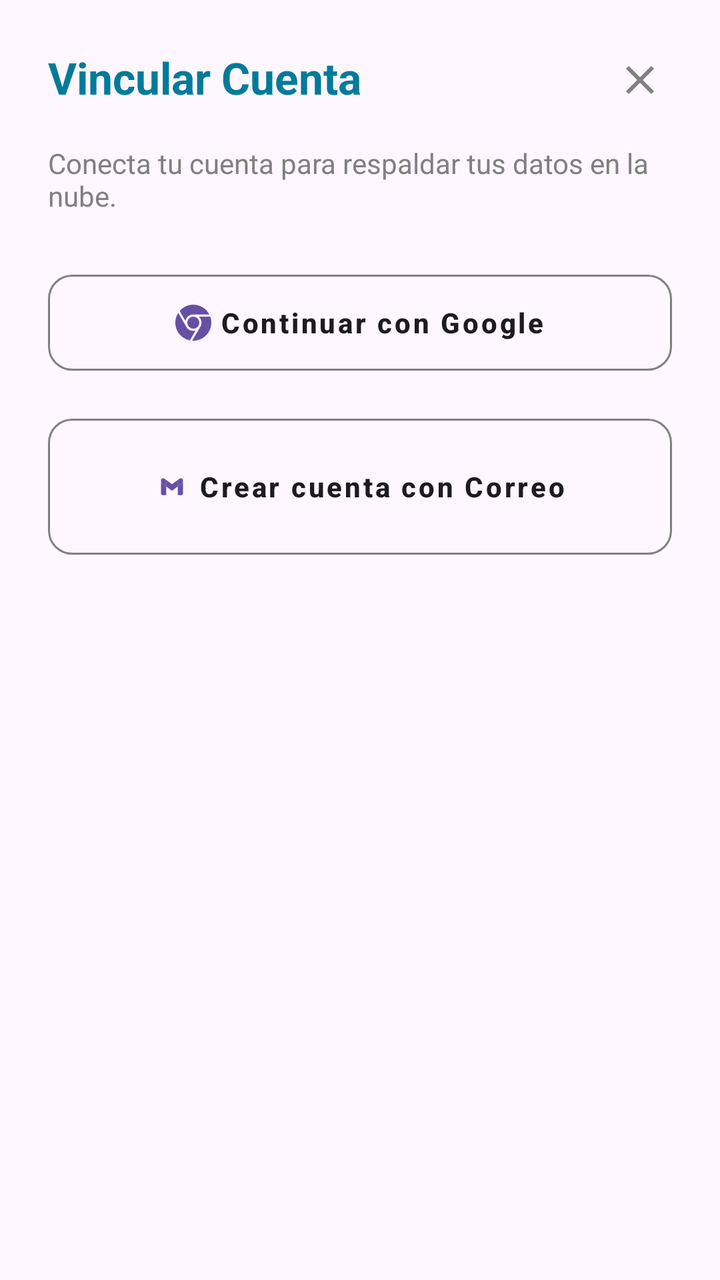
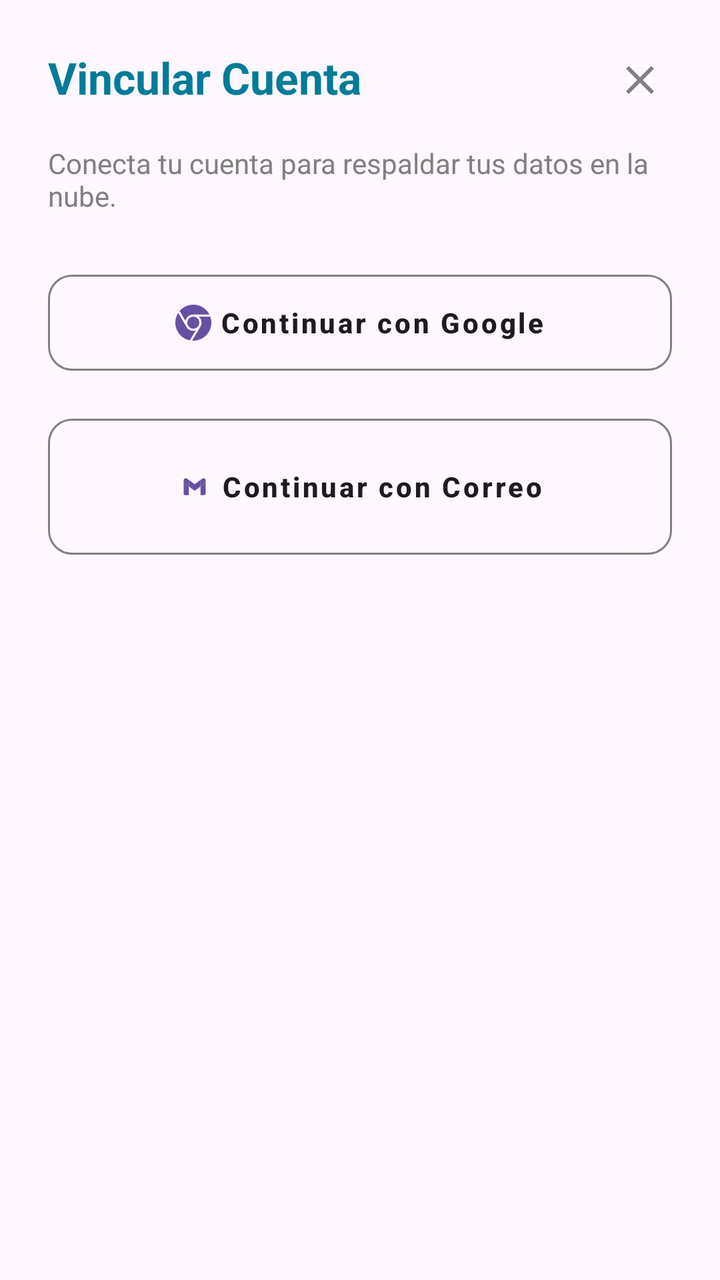

Screens rendered from an Android XML layout before and after an edit, with the pre-edit source and the edit as a unified diff.
<!-- AndroidManifest.xml: application theme Theme.StudiOS -->
<!-- res/layout/dialogo_opciones_vincular.xml -->
<?xml version="1.0" encoding="utf-8"?>
<LinearLayout xmlns:android="http://schemas.android.com/apk/res/android"
    xmlns:app="http://schemas.android.com/apk/res-auto"
    android:layout_width="match_parent"
    android:layout_height="wrap_content"
    android:orientation="vertical"
    android:padding="24dp"
    android:background="?attr/colorSurface">

    <RelativeLayout
        android:layout_width="match_parent"
        android:layout_height="wrap_content"
        android:layout_marginBottom="16dp">

        <TextView
            android:id="@+id/tvTituloVincular"
            android:layout_width="wrap_content"
            android:layout_height="wrap_content"
            android:text="Vincular Cuenta"
            android:textColor="@color/studios_cyan_titulo"
            android:textSize="22sp"
            android:textStyle="bold"
            android:shadowColor="@color/studios_cyan_sombra"
            android:shadowRadius="15"/>

        <ImageButton
            android:id="@+id/btnCerrarDialogo"
            android:layout_width="32dp"
            android:layout_height="32dp"
            android:layout_alignParentEnd="true"
            android:background="?attr/selectableItemBackgroundBorderless"
            android:src="@drawable/ic_close"
            app:tint="@color/gris_texto" />
    </RelativeLayout>

    <TextView
        android:layout_width="wrap_content"
        android:layout_height="wrap_content"
        android:text="Conecta tu cuenta para respaldar tus datos en la nube."
        android:textColor="@color/gris_texto"
        android:textSize="14sp"
        android:layout_marginBottom="24dp"/>

    <com.google.android.material.button.MaterialButton
        android:id="@+id/btnGoogle"
        style="@style/Widget.MaterialComponents.Button.OutlinedButton"
        android:layout_width="match_parent"
        android:layout_height="60dp"
        android:text="Continuar con Google"
        android:textColor="?attr/colorOnSurface"
        android:textAllCaps="false"
        android:textStyle="bold"
        app:strokeColor="@color/gris_texto"
        app:cornerRadius="12dp"
        app:icon="@drawable/ic_google"
        app:iconGravity="textStart"
        android:layout_marginBottom="12dp"/>

    <com.google.android.material.button.MaterialButton
        android:id="@+id/btnCorreo"
        style="@style/Widget.MaterialComponents.Button.OutlinedButton"
        android:layout_width="match_parent"
        android:layout_height="80dp"
        android:text="Crear cuenta con Correo"
        android:textColor="?attr/colorOnSurface"
        android:textAllCaps="false"
        android:textStyle="bold"
        app:strokeColor="@color/gris_texto"
        app:cornerRadius="12dp"
        app:icon="@drawable/ic_email"
        app:iconGravity="textStart"/>
</LinearLayout>
<!-- resources referenced by this layout -->
<resources>
  <color name="gris_texto">#808080</color>
  <color name="studios_cyan_sombra">#00000000</color>
  <color name="studios_cyan_titulo">#007B99</color>
  <!-- drawable ic_close (drawable) -->
  <vector xmlns:android="http://schemas.android.com/apk/res/android" android:height="24dp" android:tint="#000000" android:viewportHeight="24" android:viewportWidth="24" android:width="24dp">
        
      <path android:fillColor="@android:color/white" android:pathData="M19,6.41L17.59,5 12,10.59 6.41,5 5,6.41 10.59,12 5,17.59 6.41,19 12,13.41 17.59,19 19,17.59 13.41,12z"/>
      
  </vector>
  <!-- drawable ic_email (drawable) -->
  <vector xmlns:android="http://schemas.android.com/apk/res/android" android:autoMirrored="true" android:height="150dp" android:viewportHeight="150" android:viewportWidth="150" android:width="150dp">
        
      <path android:fillColor="#4CAF50" android:pathData="M121.1,57.9L99.1,74.3v35.8h15.4c3.6,0 6.6,-2.9 6.6,-6.6V57.9z"/>
        
      <path android:fillColor="#1E88E5" android:pathData="M28.9,57.9l21.9,16.5v35.8H35.5c-3.6,0 -6.6,-2.9 -6.6,-6.6V57.9z"/>
        
      <path android:fillColor="#E53935" android:pathData="M99.1,46.9l-24.1,18.1l-24.1,-18.1l0,27.4l24.1,18.1l24.1,-18.1z"/>
        
      <path android:fillColor="#C62828" android:pathData="M28.9,49.3v8.6l21.9,16.5V46.9L44,41.8c-1.6,-1.2 -3.6,-1.9 -5.7,-1.9l0,0C33.1,39.9 28.9,44.1 28.9,49.3z"/>
        
      <path android:fillColor="#FBC02D" android:pathData="M121.1,49.3v8.6L99.1,74.3V46.9l6.9,-5.1c1.6,-1.2 3.6,-1.9 5.7,-1.9l0,0C116.9,39.9 121.1,44.1 121.1,49.3z"/>
      
  </vector>
  <!-- drawable ic_google (drawable) -->
  <vector xmlns:android="http://schemas.android.com/apk/res/android" android:autoMirrored="true" android:height="128dp" android:viewportHeight="128" android:viewportWidth="128" android:width="128dp">
        
      <path android:fillColor="#EA4335" android:fillType="evenOdd" android:pathData="M15.45,22.3c29.75,-34.63 84.92,-27.79 105.54,12.66c-14.52,0 -37.25,-0 -49.56,0c-8.93,0 -14.69,-0.2 -20.94,3.09c-7.34,3.86 -12.88,11.03 -14.81,19.44L15.45,22.3z"/>
        
      <path android:fillColor="#4285F4" android:fillType="evenOdd" android:pathData="M42.71,64c0,11.73 9.54,21.28 21.27,21.28c11.73,0 21.27,-9.55 21.27,-21.28c0,-11.73 -9.54,-21.28 -21.27,-21.28C52.25,42.72 42.71,52.26 42.71,64z"/>
        
      <path android:fillColor="#34A853" android:fillType="evenOdd" android:pathData="M72.23,91.86c-11.94,3.55 -25.91,-0.39 -33.56,-13.6C32.83,68.18 17.39,41.29 10.38,29.06c-24.57,37.66 -3.39,88.98 41.21,97.74L72.23,91.86z"/>
        
      <path android:fillColor="#FBBC05" android:fillType="evenOdd" android:pathData="M83.74,42.72c9.94,9.25 12.11,24.22 5.37,35.84c-5.07,8.75 -21.27,36.08 -29.12,49.32c45.96,2.83 79.46,-42.21 64.33,-85.16H83.74z"/>
      
  </vector>
  <style name="Theme.StudiOS" parent="Base.Theme.StudiOS" />
  <style name="Base.Theme.StudiOS" parent="Theme.Material3.DayNight.NoActionBar">
          
          
      </style>
</resources>

<!-- the commit's change to res/layout/dialogo_opciones_vincular.xml (unified diff, before → after) -->
@@ -61,7 +61,7 @@
         style="@style/Widget.MaterialComponents.Button.OutlinedButton"
         android:layout_width="match_parent"
         android:layout_height="80dp"
-        android:text="Crear cuenta con Correo"
+        android:text="Continuar con Correo"
         android:textColor="?attr/colorOnSurface"
         android:textAllCaps="false"
         android:textStyle="bold"
